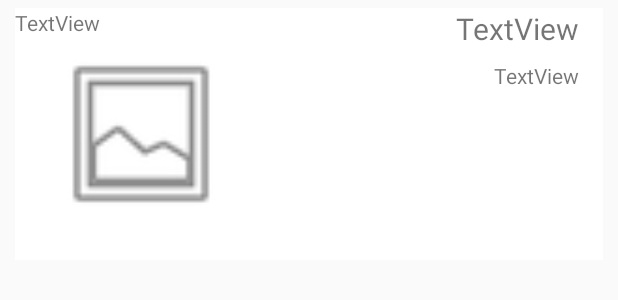
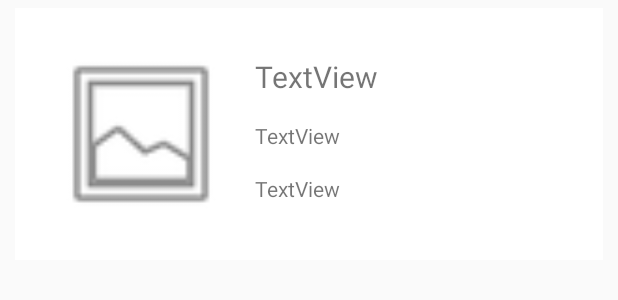
Before and after one commit to DongSin/TARUC_Job2U, an Android app: the layout company_record.xml on its own in the app's theme, with its tools: preview values and no code run, on a phone screen of 412 x 824 dp. Shown: the top 300 px of the screen. Run offline under Robolectric (Android 15) with nearby library versions, the phone set to English and light mode, and no system bars.

Commit message:
done display all left profile

```diff
--- a/app/src/main/java/com/example/tarucjob2u/TagAdapter.kt
+++ b/app/src/main/java/com/example/tarucjob2u/TagAdapter.kt
@@ -11,7 +11,6 @@ class TagAdapter internal constructor(context: Context):RecyclerView.Adapter<Tag
 
     private val inflater:LayoutInflater = LayoutInflater.from(context)
     private var tagList = emptyList<String>()
-    private val mContext = context
 
     override fun onCreateViewHolder(parent: ViewGroup, viewType: Int): TagViewHolder {
         val itemView = inflater.inflate(R.layout.tag_record,parent,false)
--- a/app/src/main/java/com/example/tarucjob2u/ui/home/CompanyFragment.kt
+++ b/app/src/main/java/com/example/tarucjob2u/ui/home/CompanyFragment.kt
@@ -32,6 +32,7 @@ class CompanyFragment:Fragment() {
             Observer {
                 if(it.isNotEmpty()){
                     companyAdapter.setCompanyList(it)
+
                 }
             })
         recyclerViewCompany.adapter = companyAdapter
--- a/app/src/main/java/com/example/tarucjob2u/ui/home/JobDetailActivity.kt
+++ b/app/src/main/java/com/example/tarucjob2u/ui/home/JobDetailActivity.kt
@@ -55,13 +55,13 @@ class JobDetailActivity : AppCompatActivity() {
 
     private fun getIncomingIntent() {
         if (intent.hasExtra("job")) {
-            Log.d("Debug", "intent success")
+
             job = intent.getParcelableExtra<Job>("job")
             company = intent.getParcelableExtra<Company>("company")
 
 
         } else {
-            Log.d("Debug", "intent failed")
+
             finish()
         }
     }
--- a/app/src/main/java/com/example/tarucjob2u/ui/home/LatestJobFragment.kt
+++ b/app/src/main/java/com/example/tarucjob2u/ui/home/LatestJobFragment.kt
@@ -32,7 +32,7 @@ class LatestJobFragment : Fragment() {
 
         recyclerViewJobs.adapter = adapter
         recyclerViewJobs.layoutManager = LinearLayoutManager(requireContext())
-        Log.d("Debug", "test")
+
 
         jobViewModel = ViewModelProviders.of(requireActivity()).get(JobViewModel::class.java)
         jobViewModel.jobList.observe(viewLifecycleOwner,
--- a/app/src/main/java/com/example/tarucjob2u/ui/profile/RegisterCompanyActivity.kt
+++ b/app/src/main/java/com/example/tarucjob2u/ui/profile/RegisterCompanyActivity.kt
@@ -115,7 +115,6 @@ class RegisterCompanyActivity : AppCompatActivity() {
             phone,
             email,
             password,
-            listOf(),
             downloadUri
         )
         companyRef.child(id).setValue(newCompany).addOnSuccessListener {
--- a/app/src/main/res/layout/company_record.xml
+++ b/app/src/main/res/layout/company_record.xml
@@ -41,8 +41,8 @@
         android:text="TextView"
         android:textSize="20dp"
         app:layout_constraintEnd_toEndOf="parent"
-        app:layout_constraintStart_toEndOf="@+id/imageViewCompanyLogo"
-        app:layout_constraintTop_toTopOf="@+id/imageViewCompanyLogo" />
+        app:layout_constraintStart_toEndOf="@+id/imageViewLogo"
+        app:layout_constraintTop_toTopOf="@+id/imageViewLogo" />
 
     <TextView
         android:id="@+id/textViewCompanyEmail"
@@ -50,22 +50,18 @@
         android:layout_height="wrap_content"
         android:layout_marginTop="16dp"
         android:text="TextView"
-        app:layout_constraintEnd_toEndOf="@+id/textViewCompanyName"
-        app:layout_constraintStart_toStartOf="@+id/textViewCompanyName"
-        app:layout_constraintTop_toBottomOf="@+id/textViewCompanyName" />
+        app:layout_constraintEnd_toEndOf="@+id/textViewName"
+        app:layout_constraintStart_toStartOf="@+id/textViewName"
+        app:layout_constraintTop_toBottomOf="@+id/textViewName" />
 
     <TextView
         android:id="@+id/textViewCompanyPhone"
         android:layout_width="0dp"
         android:layout_height="wrap_content"
-        android:layout_marginStart="16dp"
-        android:layout_marginLeft="16dp"
         android:layout_marginTop="16dp"
-        android:layout_marginEnd="16dp"
-        android:layout_marginRight="16dp"
         android:text="TextView"
-        app:layout_constraintEnd_toEndOf="parent"
-        app:layout_constraintStart_toEndOf="@+id/imageViewCompanyLogo"
+        app:layout_constraintEnd_toEndOf="@+id/textViewCompanyEmail"
+        app:layout_constraintStart_toStartOf="@+id/textViewCompanyEmail"
         app:layout_constraintTop_toBottomOf="@+id/textViewCompanyEmail" />
 
 
--- a/app/src/main/res/values/strings.xml
+++ b/app/src/main/res/values/strings.xml
@@ -67,4 +67,6 @@
 
     <!-- TODO: Remove or change this placeholder text -->
     <string name="hello_blank_fragment">Hello blank fragment</string>
+    <string name="email">Email</string>
+    <string name="jobs">Jobs</string>
 </resources>
```
Also changed, not shown: app/src/main/java/com/example/tarucjob2u/Company.kt (+41 -6 lines), app/src/main/java/com/example/tarucjob2u/CompanyActivity.kt (+38 -0 lines), app/src/main/java/com/example/tarucjob2u/CompanyJobAdapter.kt (added, +53 -0 lines), app/src/main/java/com/example/tarucjob2u/ui/home/PostedJobsFragment.kt (+51 -1 lines), app/src/main/java/com/example/tarucjob2u/ui/post_job/job_category.kt (+16 -16 lines), app/src/main/res/layout/activity_company.xml (+6 -5 lines), app/src/main/res/layout/fragment_posted_jobs.xml (+11 -3 lines).
